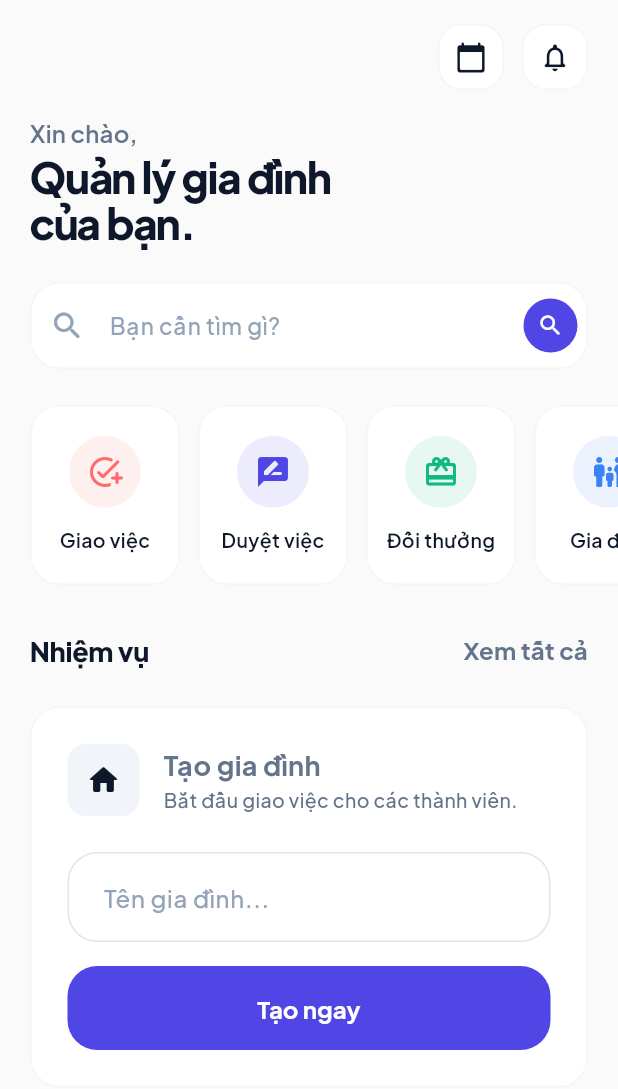
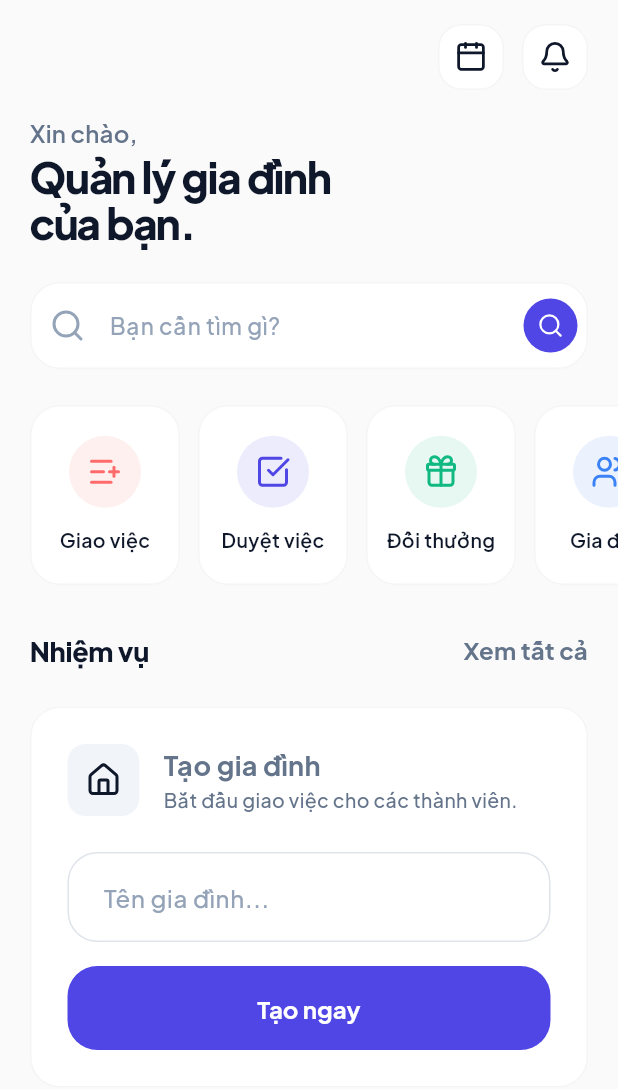
Before and after one commit to 2amStock/Famihub-client, a Flutter app: the ParentHomeScreen screen opened directly, on a phone screen of 412 x 824 dp. Shown: the top 1089 px of the screen. Run offline on Flutter 3.47's test engine with Material 3 defaults, Android fonts, the phone set to English and light mode, and no system bars; our stand-ins replace cached_network_image, dio, firebase_core, firebase_messaging, flutter_local_notifications, flutter_secure_storage and 5 more; missing offline and left inert: in_app_update, signalr_netcore; accounts and stored records are empty; network calls fail.

```diff
--- a/lib/presentation/parent/parent_home_screen.dart
+++ b/lib/presentation/parent/parent_home_screen.dart
@@ -3,6 +3,7 @@ import 'package:flutter/services.dart';
 import 'package:provider/provider.dart';
 import 'package:intl/intl.dart';
 import 'package:cached_network_image/cached_network_image.dart';
+import 'package:lucide_icons_flutter/lucide_icons.dart';
 import '../../core/theme/app_theme.dart';
 import '../../data/providers/providers.dart';
 import '../../shared/widgets/widgets.dart';
@@ -77,7 +78,7 @@ class _ParentHomeScreenState extends State<ParentHomeScreen> {
                             borderRadius: BorderRadius.circular(16),
                             border: Border.all(color: Colors.black.withOpacity(0.04)),
                           ),
-                          child: const Icon(Icons.calendar_today_rounded, size: 22, color: AppColors.textPrimary),
+                          child: Icon(LucideIcons.calendar, size: 22, color: AppColors.textPrimary),
                         ),
                       ),
                       const SizedBox(width: 12),
@@ -97,7 +98,7 @@ class _ParentHomeScreenState extends State<ParentHomeScreen> {
                           ),
                           child: Stack(
                             children: [
-                              const Icon(Icons.notifications_none_rounded, size: 22, color: AppColors.textPrimary),
+                              Icon(LucideIcons.bell, size: 22, color: AppColors.textPrimary),
                               if (context.watch<NotificationProvider>().unreadCount > 0)
                                 Positioned(
                                   right: 0,
@@ -163,7 +164,7 @@ class _ParentHomeScreenState extends State<ParentHomeScreen> {
                       decoration: InputDecoration(
                         hintText: 'Bạn cần tìm gì?',
                         hintStyle: const TextStyle(color: AppColors.textHint, fontSize: 15),
-                        prefixIcon: const Icon(Icons.search_rounded, color: AppColors.textHint),
+                        prefixIcon: Icon(LucideIcons.search, color: AppColors.textHint),
                         border: InputBorder.none,
                         enabledBorder: InputBorder.none,
                         focusedBorder: InputBorder.none,
@@ -175,7 +176,7 @@ class _ParentHomeScreenState extends State<ParentHomeScreen> {
                             color: AppColors.primary,
                             shape: BoxShape.circle,
                           ),
-                          child: const Icon(Icons.search_rounded, color: Colors.white, size: 18),
+                          child: Icon(LucideIcons.search, color: Colors.white, size: 18),
                         ),
                       ),
                     ),
@@ -193,7 +194,7 @@ class _ParentHomeScreenState extends State<ParentHomeScreen> {
                     physics: const BouncingScrollPhysics(),
                     children: [
                       _CategoryItem(
-                        icon: Icons.add_task_rounded,
+                        icon: LucideIcons.listPlus,
                         label: 'Giao việc',
                         color: AppColors.secondary,
                         onTap: () async {
@@ -206,7 +207,7 @@ class _ParentHomeScreenState extends State<ParentHomeScreen> {
                       ),
                       const SizedBox(width: 12),
                       _CategoryItem(
-                        icon: Icons.rate_review_rounded,
+                        icon: LucideIcons.checkSquare,
                         label: 'Duyệt việc',
                         color: AppColors.primary,
                         onTap: () {
@@ -220,7 +221,7 @@ class _ParentHomeScreenState extends State<ParentHomeScreen> {
                       ),
                       const SizedBox(width: 12),
                       _CategoryItem(
-                        icon: Icons.card_giftcard_rounded,
+                        icon: LucideIcons.gift,
                         label: 'Đổi thưởng',
                         color: AppColors.accent,
                         onTap: () {
@@ -232,7 +233,7 @@ class _ParentHomeScreenState extends State<ParentHomeScreen> {
                       ),
                       const SizedBox(width: 12),
                       _CategoryItem(
-                        icon: Icons.family_restroom_rounded,
+                        icon: LucideIcons.users,
                         label: 'Gia đình',
                         color: AppColors.inProgress,
                         onTap: () {
@@ -251,7 +252,7 @@ class _ParentHomeScreenState extends State<ParentHomeScreen> {
                       ),
                       const SizedBox(width: 12),
                       _CategoryItem(
-                        icon: Icons.shopping_cart_rounded,
+                        icon: LucideIcons.shoppingCart,
                         label: 'Mua sắm',
                         color: AppColors.textPrimary,
                         onTap: () {
@@ -336,7 +337,7 @@ class _ParentHomeScreenState extends State<ParentHomeScreen> {
                               color: const Color(0xFFF1F5F9),
                               shape: BoxShape.circle,
                             ),
-                            child: const Icon(Icons.check_circle_outline_rounded,
+                            child: Icon(LucideIcons.checkCircle,
                                 size: 40, color: AppColors.textSecondary),
                           ),
                           const SizedBox(height: 24),
@@ -386,7 +387,7 @@ class _ParentHomeScreenState extends State<ParentHomeScreen> {
           ? FamiButton(
               text: 'Giao việc mới',
               width: 180,
-              icon: Icons.add_rounded,
+              icon: LucideIcons.plus,
               onPressed: () async {
                 final result = await Navigator.push(
                   context,
@@ -428,7 +429,7 @@ class _ParentHomeScreenState extends State<ParentHomeScreen> {
                           color: AppColors.primary.withOpacity(0.1),
                           borderRadius: BorderRadius.circular(12),
                         ),
-                        child: const Icon(Icons.rate_review_rounded,
+                        child: Icon(LucideIcons.checkSquare,
                             color: AppColors.primary, size: 24),
                       ),
                       const SizedBox(width: 16),
@@ -444,7 +445,7 @@ class _ParentHomeScreenState extends State<ParentHomeScreen> {
                       ),
                       IconButton(
                         onPressed: () => Navigator.pop(ctx),
-                        icon: const Icon(Icons.close_rounded, color: AppColors.textHint),
+                        icon: Icon(LucideIcons.x, color: AppColors.textHint),
                         padding: EdgeInsets.zero,
                         constraints: const BoxConstraints(),
                       ),
@@ -480,8 +481,8 @@ class _ParentHomeScreenState extends State<ParentHomeScreen> {
                                   errorWidget: (_, __, ___) => Container(
                                     height: 200,
                                     color: const Color(0xFFF1F5F9),
-                                    child: const Center(
-                                        child: Icon(Icons.broken_image_rounded, color: AppColors.textHint)),
+                                    child: Center(
+                                        child: Icon(LucideIcons.imageOff, color: AppColors.textHint)),
                                   ),
                                 ),
                               ],
@@ -493,7 +494,7 @@ class _ParentHomeScreenState extends State<ParentHomeScreen> {
                               child: Row(
                                 crossAxisAlignment: CrossAxisAlignment.start,
                                 children: [
-                                  const Icon(Icons.format_quote_rounded, size: 20, color: AppColors.textHint),
+                                  Icon(LucideIcons.quote, size: 20, color: AppColors.textHint),
                                   const SizedBox(width: 8),
                                   Expanded(
                                     child: Text(
@@ -607,7 +608,7 @@ class _FamilySetupCardState extends State<_FamilySetupCard> {
                   color: const Color(0xFFF1F5F9),
                   borderRadius: BorderRadius.circular(12),
                 ),
-                child: const Icon(Icons.home_rounded, color: AppColors.textPrimary),
+                child: Icon(LucideIcons.home, color: AppColors.textPrimary),
               ),
               const SizedBox(width: 16),
               const Expanded(
@@ -671,7 +672,7 @@ class _FamilyInfoCard extends StatelessWidget {
               ),
               IconButton(
                 onPressed: () => Navigator.pop(context),
-                icon: const Icon(Icons.close_rounded, color: AppColors.textHint),
+                icon: Icon(LucideIcons.x, color: AppColors.textHint),
               ),
             ],
           ),
@@ -695,7 +696,7 @@ class _FamilyInfoCard extends StatelessWidget {
                     Clipboard.setData(ClipboardData(text: f.inviteCode));
                     UIHelpers.showMessageBox(context, 'Thành công', 'Đã sao chép: ${f.inviteCode}');
                   },
-                  icon: const Icon(Icons.copy_rounded, size: 20),
+                  icon: Icon(LucideIcons.copy, size: 20),
                 ),
               ],
             ),
--- a/pubspec.yaml
+++ b/pubspec.yaml
@@ -45,7 +45,7 @@ dependencies:
   signalr_netcore: ^1.4.4
   flutter_local_notifications: ^22.0.1
   in_app_update: ^4.2.5
-
+  lucide_icons_flutter: ^3.1.14+2
 dev_dependencies:
   flutter_test:
     sdk: flutter
```
Also changed, not shown: lib/presentation/child/child_rewards_screen.dart (+6 -5 lines), lib/presentation/child/my_tasks_screen.dart (+10 -9 lines), pubspec.lock, 4 other files.
